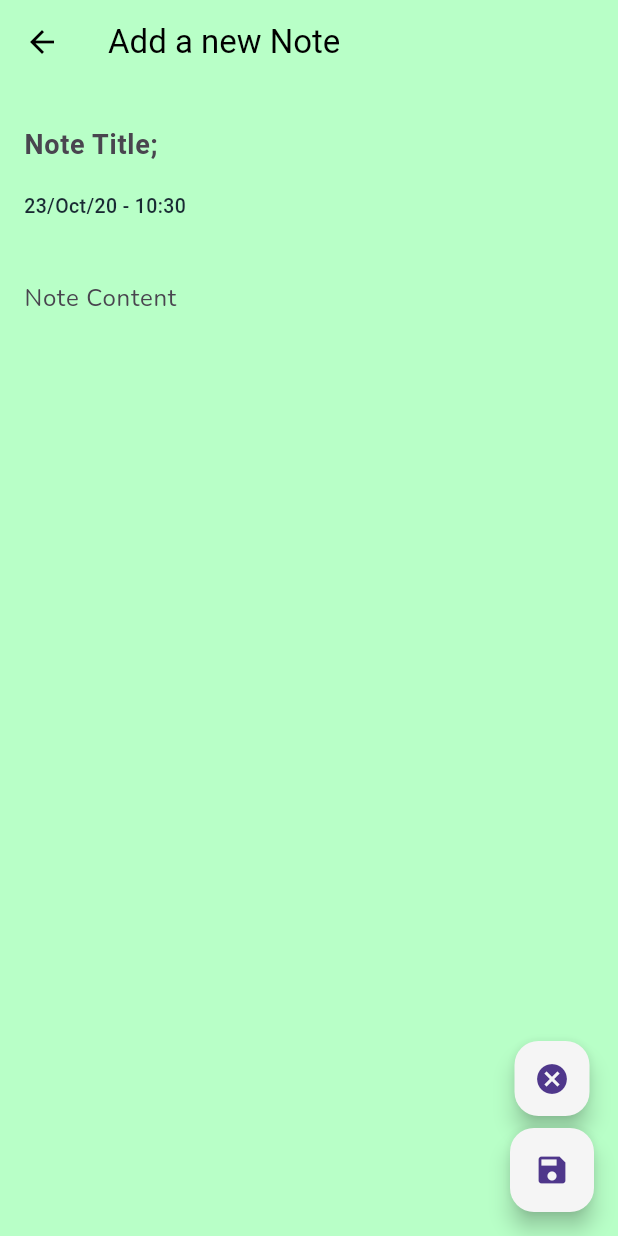
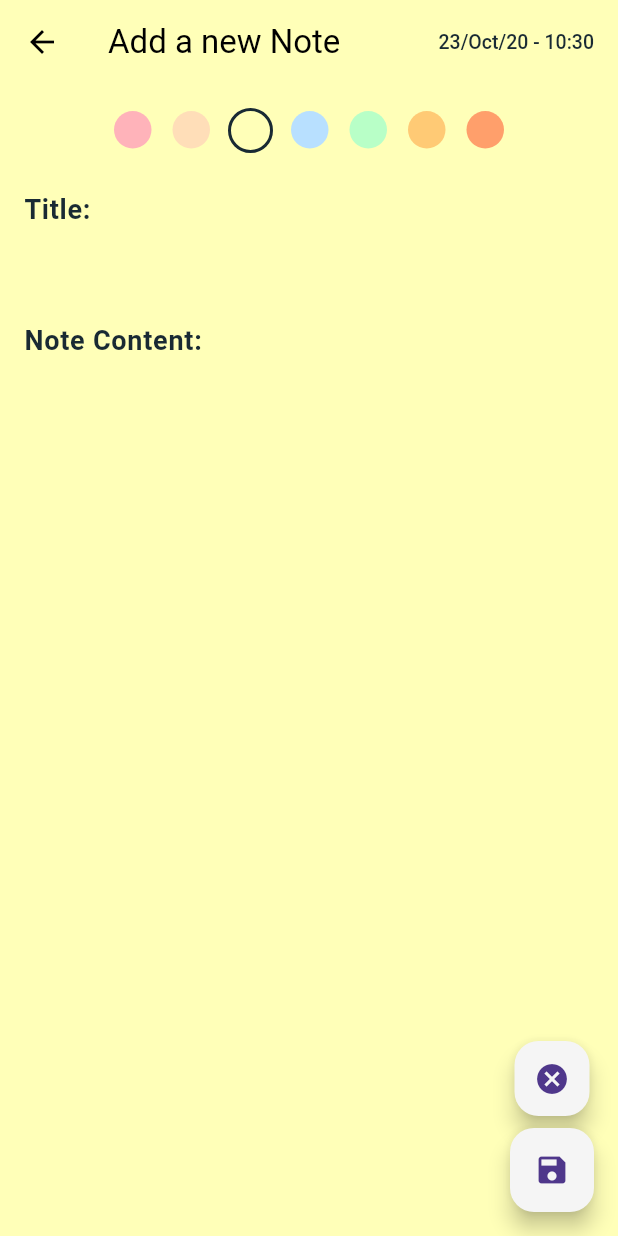
Before and after one commit to taydinadnan/notes-app, a Flutter app: the NoteEditorScreen screen opened directly, on a phone screen of 412 x 824 dp. Run offline on Flutter 3.47's test engine with Material 3 defaults, Android fonts, the phone set to English and light mode, and no system bars; our stand-ins replace animated_background, cloud_firestore, firebase_auth, firebase_core, flutter_riverpod, google_fonts and 1 more; accounts and stored records are empty.

Commit message:
Selecting color when adding a note

```diff
--- a/lib/app_style.dart
+++ b/lib/app_style.dart
@@ -21,7 +21,6 @@
     const Color(0xFFb8ffc7),
     const Color(0xFFffca75),
     const Color(0xFFff9f6b),
-    const Color(0xFFffca75),
   ];
 
   ///setting the text style
--- a/lib/view/home/screens/home_screen.dart
+++ b/lib/view/home/screens/home_screen.dart
@@ -8,9 +8,9 @@
 import 'package:notes_app/app_style.dart';
 import 'package:notes_app/repository/note_repository.dart';
 import 'package:notes_app/view/home/widgets/drawer.dart';
-import 'package:notes_app/view/note/note_card.dart';
-import 'package:notes_app/view/note/note_editor.dart';
-import 'package:notes_app/view/note/note_reader.dart';
+import 'package:notes_app/view/note/screens/note_card.dart';
+import 'package:notes_app/view/note/screens/note_editor.dart';
+import 'package:notes_app/view/note/screens/note_reader.dart';
 
 class HomeScreen extends StatefulWidget {
   const HomeScreen({Key? key}) : super(key: key);
--- a/lib/view/note/note_editor.dart
+++ b/lib/view/note/screens/note_editor.dart
@@ -5,6 +5,7 @@
 import 'package:intl/intl.dart';
 import 'package:notes_app/app_style.dart';
 import 'package:notes_app/repository/note_repository.dart';
+import 'package:notes_app/view/note/widgets/color_picker.dart';
 
 class NoteEditorScreen extends StatefulWidget {
   const NoteEditorScreen({Key? key}) : super(key: key);
@@ -20,6 +21,7 @@
   final TextEditingController _mainController = TextEditingController();
   FirebaseAuth user = FirebaseAuth.instance;
   final NoteRepository noteRepository = NoteRepository();
+  final int newColorId = 0;
   @override
   Widget build(BuildContext context) {
     return Scaffold(
@@ -28,9 +30,18 @@
         backgroundColor: AppStyle.cardsColor[colorId],
         elevation: 0.0,
         iconTheme: const IconThemeData(color: Colors.black),
-        title: const Text(
-          'Add a new Note',
-          style: TextStyle(color: Colors.black),
+        title: Row(
+          mainAxisAlignment: MainAxisAlignment.spaceBetween,
+          children: [
+            const Text(
+              'Add a new Note',
+              style: TextStyle(color: Colors.black),
+            ),
+            Text(
+              date,
+              style: AppStyle.dateTitle,
+            ),
+          ],
         ),
       ),
       body: Padding(
@@ -38,32 +49,41 @@
         child: Column(
           crossAxisAlignment: CrossAxisAlignment.start,
           children: [
+            Center(
+              child: ColorPicker(
+                colors: AppStyle.cardsColor,
+                selectedColorIndex:
+                    colorId, // Pass the current colorId as the selectedColorIndex
+                onColorSelected: (int newColorId) {
+                  setState(() {
+                    colorId =
+                        newColorId; // Update the colorId when a new color is selected
+                    print(newColorId);
+                  });
+                },
+              ),
+            ),
+            const SizedBox(height: 8),
             TextField(
               controller: _titleController,
-              decoration: const InputDecoration(
-                  border: InputBorder.none, hintText: 'Note Title;'),
+              decoration: InputDecoration(
+                  border: InputBorder.none,
+                  labelStyle: AppStyle.mainTitle,
+                  label: const Text("Title:")),
               style: AppStyle.mainTitle,
             ),
-            const SizedBox(
-              height: 8.0,
-            ),
-            Text(
-              date,
-              style: AppStyle.dateTitle,
-            ),
-            const SizedBox(
-              height: 28.0,
-            ),
+            const SizedBox(height: 28.0),
             TextField(
               controller: _mainController,
               keyboardType: TextInputType.multiline,
               maxLines: null,
-              decoration: const InputDecoration(
+              decoration: InputDecoration(
                 border: InputBorder.none,
-                hintText: 'Note Content',
+                label: const Text("Note Content:"),
+                labelStyle: AppStyle.mainTitle,
               ),
               style: AppStyle.mainContent,
-            )
+            ),
           ],
         ),
       ),
--- /dev/null
+++ b/lib/view/note/widgets/color_picker.dart
@@ -0,0 +1,53 @@
+import 'package:flutter/material.dart';
+import 'package:notes_app/app_style.dart';
+
+class ColorPicker extends StatefulWidget {
+  final List<Color> colors;
+  final int selectedColorIndex;
+  final ValueChanged<int> onColorSelected;
+
+  const ColorPicker({
+    Key? key,
+    required this.colors,
+    required this.selectedColorIndex,
+    required this.onColorSelected,
+  }) : super(key: key);
+
+  @override
+  State createState() => _ColorPickerState();
+}
+
+class _ColorPickerState extends State<ColorPicker> {
+  @override
+  Widget build(BuildContext context) {
+    return Wrap(
+      spacing: 10,
+      children: List.generate(widget.colors.length, (index) {
+        final color = widget.colors[index];
+        final isSelected = index == widget.selectedColorIndex;
+
+        return GestureDetector(
+          onTap: () {
+            widget.onColorSelected(index);
+          },
+          child: Padding(
+            padding: EdgeInsets.all(isSelected ? 0.0 : 2.0),
+            child: AnimatedContainer(
+              duration: const Duration(milliseconds: 100),
+              width: isSelected ? 30 : 25, // Change width when selected
+              height: isSelected ? 30 : 25, // Change height when selected
+              decoration: BoxDecoration(
+                shape: BoxShape.circle,
+                color: color,
+                border: Border.all(
+                  color: isSelected ? AppStyle.titleColor : Colors.transparent,
+                  width: 2,
+                ),
+              ),
+            ),
+          ),
+        );
+      }),
+    );
+  }
+}
```
Also changed, not shown: lib/view/note/screens/note_card.dart (renamed from lib/view/note/note_card.dart), lib/view/note/screens/note_reader.dart (renamed from lib/view/note/note_reader.dart).
